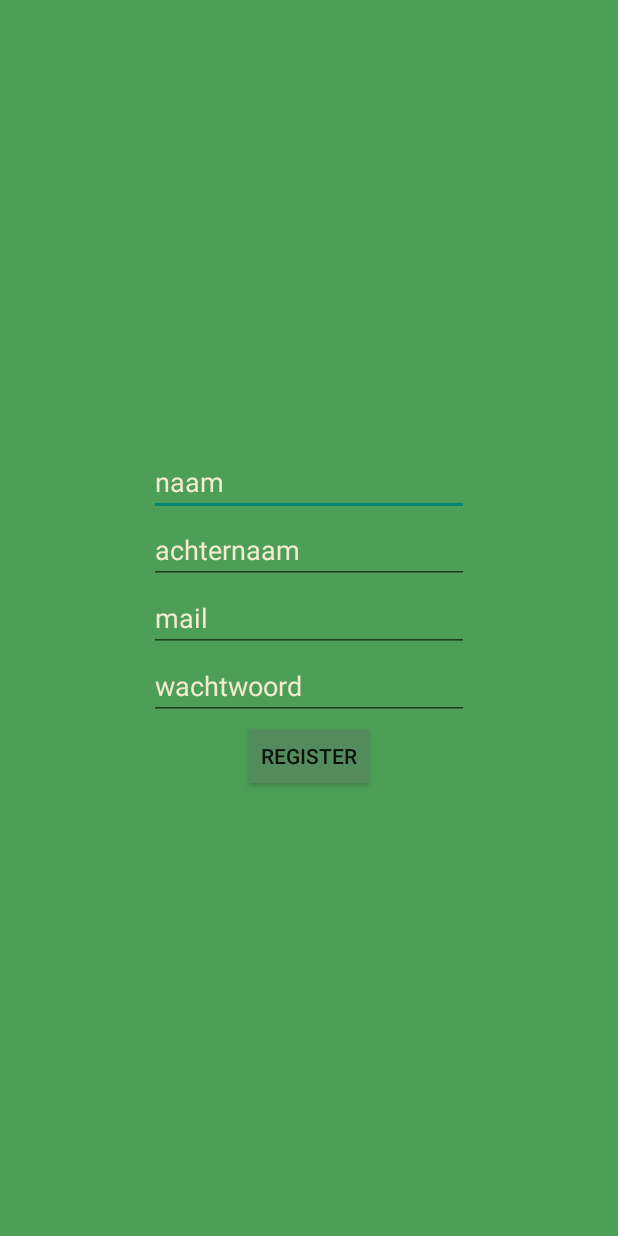
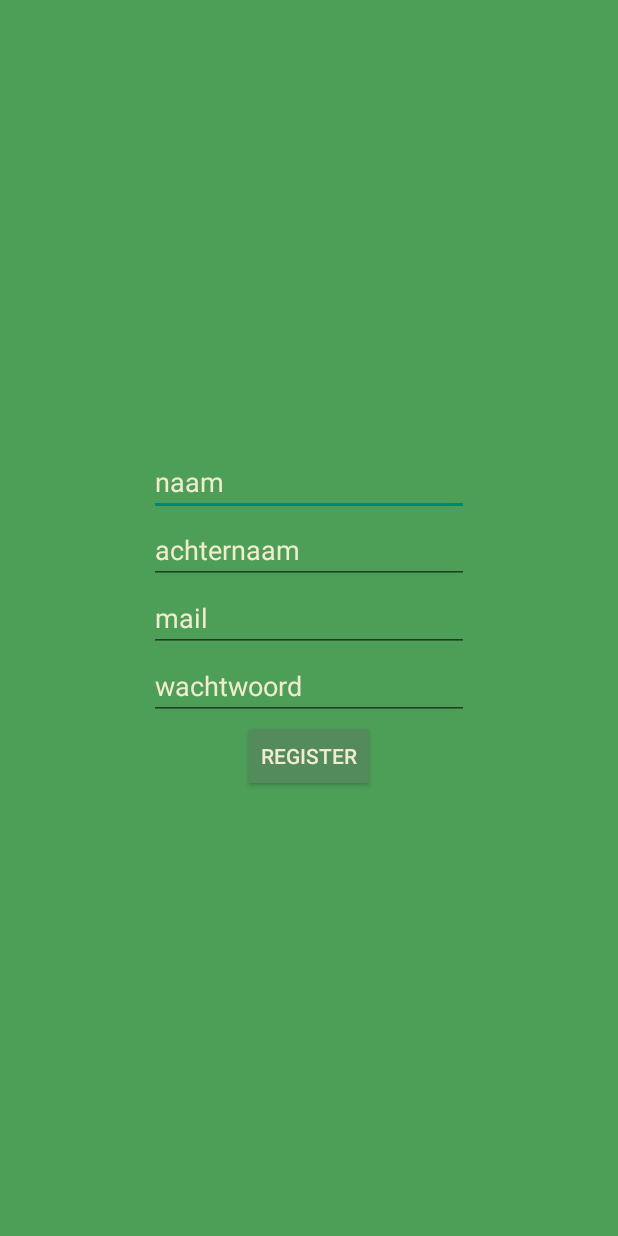
Before and after one commit to RonaldLommers/ScoreTrack, an Android app: the register screen opened directly, with no data from a screen before it, on a phone screen of 412 x 824 dp. Run offline under Robolectric (Android 15) with nearby library versions, the phone set to English and light mode, and no system bars.

Commit message:
last collor fixed

```diff
--- a/app/src/main/res/layout/activity_register.xml
+++ b/app/src/main/res/layout/activity_register.xml
@@ -65,5 +65,7 @@
         android:layout_width="wrap_content"
         android:layout_height="wrap_content"
         android:text="@string/register"
-        android:backgroundTint="@color/green"/>
+        android:backgroundTint="@color/green"
+        android:textColor="#f2ebd0"
+        android:textColorHint="#f2ebd0"/>
 </RelativeLayout>
```
Also changed, not shown: 1 other file.
